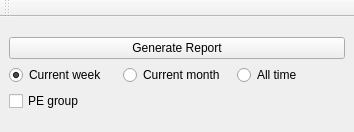
Above: qtdesigner/timeReport.ui from ichnaeagit/ichnaea before the change. Below: the same form after it.
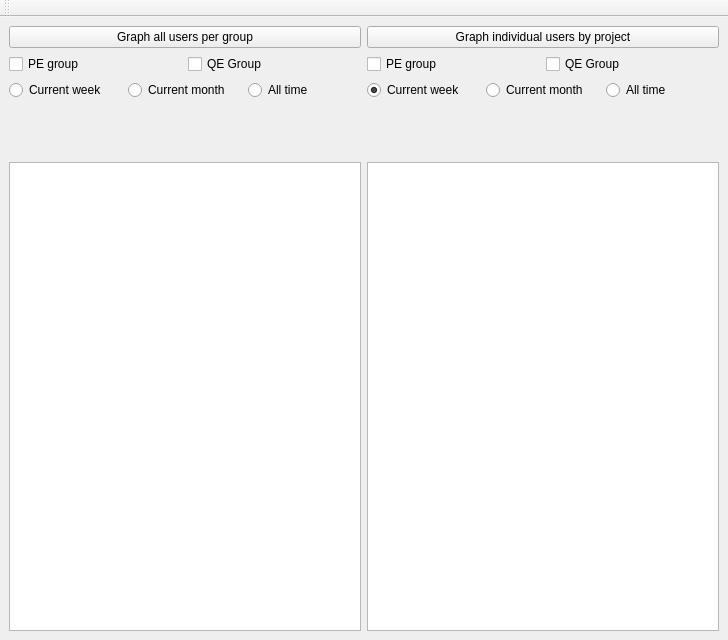
That is the form after the change.

Commit message: Expanding layout to have embedded graphs

```diff
--- a/qtdesigner/timeReport.ui
+++ b/qtdesigner/timeReport.ui
@@ -6,24 +6,50 @@
    <rect>
     <x>0</x>
     <y>0</y>
-    <width>354</width>
-    <height>132</height>
+    <width>728</width>
+    <height>640</height>
    </rect>
   </property>
   <property name="windowTitle">
    <string>MainWindow</string>
   </property>
   <widget class="QWidget" name="centralwidget">
-   <layout class="QVBoxLayout" name="verticalLayout_2">
+   <layout class="QVBoxLayout" name="verticalLayout_3">
+    <item>
+     <layout class="QHBoxLayout" name="horizontalLayout_6">
     <item>
      <layout class="QVBoxLayout" name="verticalLayout">
       <item>
        <widget class="QPushButton" name="genReport">
         <property name="text">
-         <string>Generate Report</string>
+           <string>Graph all users per group</string>
         </property>
        </widget>
       </item>
+        <item>
+         <layout class="QHBoxLayout" name="horizontalLayout_2">
+          <item>
+           <widget class="QCheckBox" name="PE">
+            <property name="layoutDirection">
+             <enum>Qt::LeftToRight</enum>
+            </property>
+            <property name="text">
+             <string>PE group</string>
+            </property>
+           </widget>
+          </item>
+          <item>
+           <widget class="QCheckBox" name="QE">
+            <property name="layoutDirection">
+             <enum>Qt::LeftToRight</enum>
+            </property>
+            <property name="text">
+             <string>QE Group</string>
+            </property>
+           </widget>
+          </item>
+         </layout>
+        </item>
       <item>
        <layout class="QHBoxLayout" name="horizontalLayout">
         <item>
@@ -52,13 +78,21 @@
         </item>
        </layout>
       </item>
+       </layout>
+      </item>
       <item>
-       <layout class="QHBoxLayout" name="horizontalLayout_2">
-        <property name="spacing">
-         <number>2</number>
-        </property>
+       <layout class="QVBoxLayout" name="verticalLayout_2">
+        <item>
+         <widget class="QPushButton" name="genReport_2">
+          <property name="text">
+           <string>Graph individual users by project</string>
+          </property>
+         </widget>
+        </item>
         <item>
-         <widget class="QCheckBox" name="PE">
+         <layout class="QHBoxLayout" name="horizontalLayout_4">
+          <item>
+           <widget class="QCheckBox" name="PE_2">
           <property name="layoutDirection">
            <enum>Qt::LeftToRight</enum>
           </property>
@@ -67,7 +101,86 @@
           </property>
          </widget>
         </item>
-       </layout>
+          <item>
+           <widget class="QCheckBox" name="QE_2">
+            <property name="layoutDirection">
+             <enum>Qt::LeftToRight</enum>
+            </property>
+            <property name="text">
+             <string>QE Group</string>
+            </property>
+           </widget>
+          </item>
+         </layout>
+        </item>
+        <item>
+         <layout class="QHBoxLayout" name="horizontalLayout_5">
+          <item>
+           <widget class="QRadioButton" name="weekRad_2">
+            <property name="text">
+             <string>Current week</string>
+            </property>
+            <property name="checked">
+             <bool>true</bool>
+            </property>
+           </widget>
+          </item>
+          <item>
+           <widget class="QRadioButton" name="monthRad_2">
+            <property name="text">
+             <string>Current month</string>
+            </property>
+           </widget>
+          </item>
+          <item>
+           <widget class="QRadioButton" name="allRad_2">
+            <property name="text">
+             <string>All time</string>
+            </property>
+           </widget>
+          </item>
+         </layout>
+        </item>
+       </layout>
+      </item>
+     </layout>
+    </item>
+    <item>
+     <layout class="QGridLayout" name="gridLayout">
+      <item row="1" column="0">
+       <widget class="QListWidget" name="mplwindow">
+        <property name="minimumSize">
+         <size>
+          <width>0</width>
+          <height>200</height>
+         </size>
+        </property>
+       </widget>
+      </item>
+      <item row="1" column="1">
+       <widget class="QListWidget" name="mplwindow_2"/>
+      </item>
+      <item row="0" column="0">
+       <widget class="QWidget" name="mplfigs" native="true">
+        <property name="minimumSize">
+         <size>
+          <width>0</width>
+          <height>50</height>
+         </size>
+        </property>
+        <layout class="QVBoxLayout" name="verticalLayout_4"/>
+       </widget>
+      </item>
+      <item row="0" column="1">
+       <widget class="QWidget" name="mplfigs_2" native="true">
+        <property name="minimumSize">
+         <size>
+          <width>0</width>
+          <height>50</height>
+         </size>
+        </property>
+        <layout class="QVBoxLayout" name="verticalLayout_5"/>
+       </widget>
       </item>
      </layout>
     </item>
```
Lines whose indentation alone changed are shown as unchanged.
